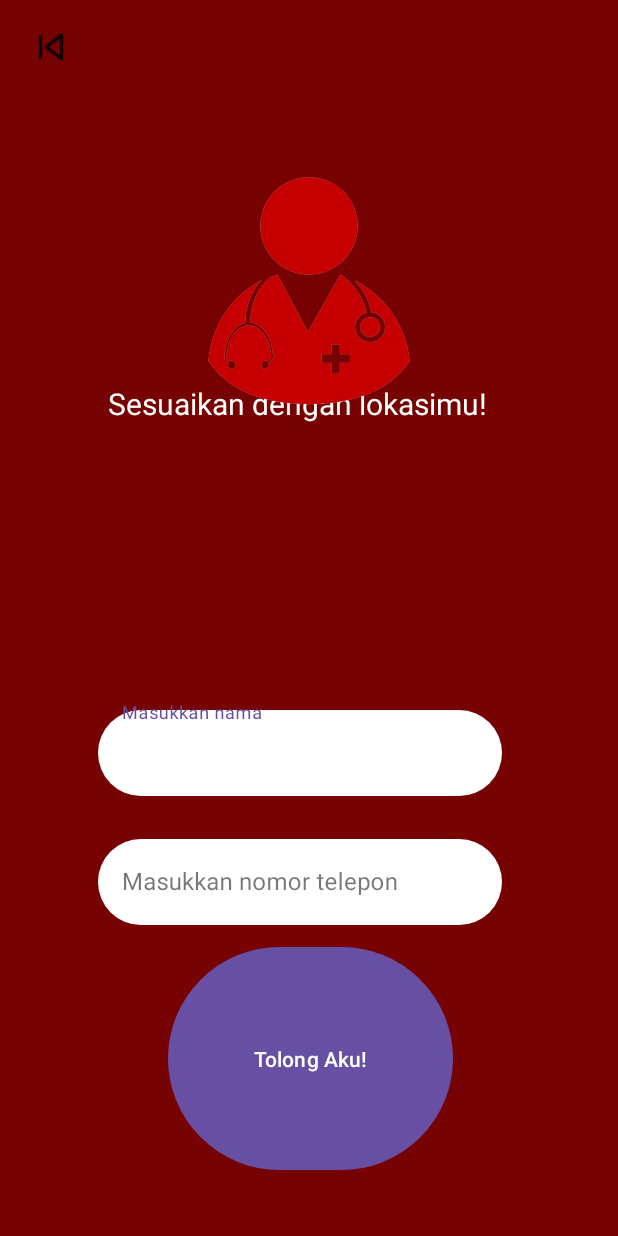
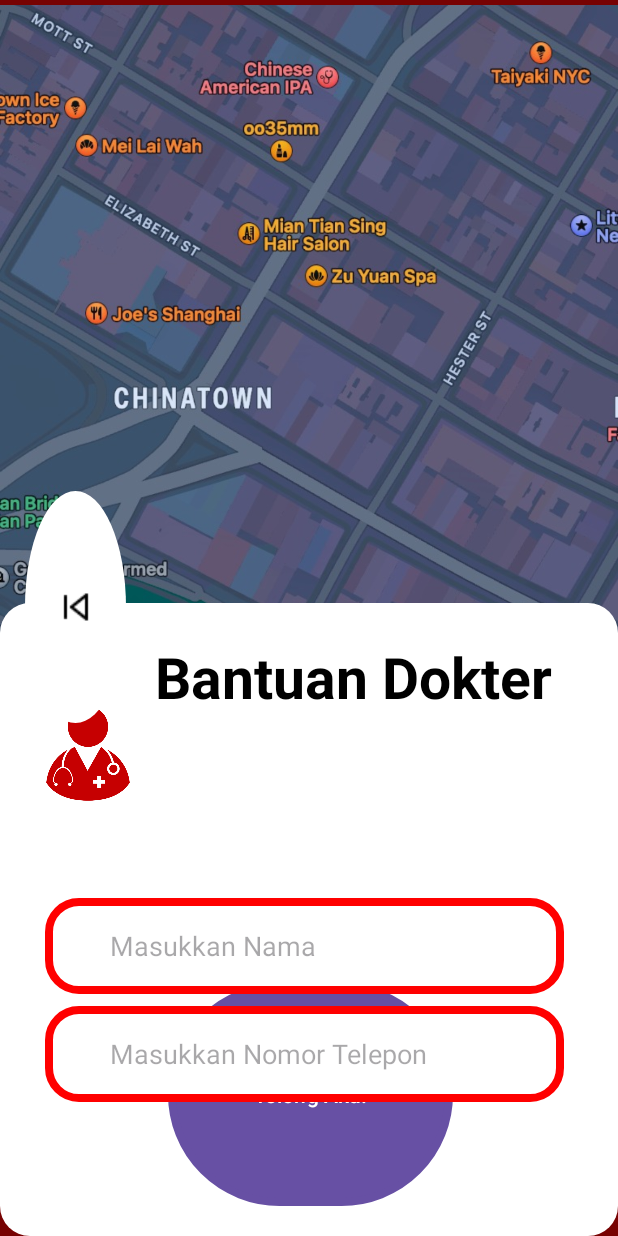
Before and after one commit to adventaa/Aplikasi_Tolong_Aku, an Android app: the Dokter screen opened directly, with no data from a screen before it, on a phone screen of 412 x 824 dp. Run offline under Robolectric (Android 15) with nearby library versions, the phone set to English and light mode, and no system bars.

Commit message:
benerin layout dokter

```diff
--- a/app/src/main/res/layout/activity_dokter.xml
+++ b/app/src/main/res/layout/activity_dokter.xml
@@ -30,30 +30,28 @@
         app:layout_constraintStart_toStartOf="parent"
         app:layout_constraintTop_toTopOf="parent" />
 
-    <ImageButton
-        android:id="@+id/imageButton"
-        android:layout_width="67dp"
-        android:layout_height="62dp"
-        android:background="#770202"
-        app:srcCompat="@drawable/skip_back_2"
-        tools:layout_editor_absoluteX="2dp"
-        tools:layout_editor_absoluteY="1dp" />
 
     <ImageView
-        android:id="@+id/imageView"
-        android:layout_width="wrap_content"
-        android:layout_height="191dp"
+        android:layout_width="match_parent"
+        android:layout_height="641dp"
+        android:src="@drawable/map" />
+
+
+
+    <ImageView
+        android:layout_width="match_parent"
+        android:layout_height="329dp"
         android:layout_alignParentStart="true"
         android:layout_alignParentTop="true"
         android:layout_alignParentEnd="true"
         android:layout_alignParentBottom="true"
-        android:layout_marginStart="116dp"
-        android:layout_marginTop="54dp"
-        android:layout_marginEnd="116dp"
-        android:layout_marginBottom="486dp"
-        app:srcCompat="@drawable/dokter"
-        tools:layout_editor_absoluteX="97dp"
-        tools:layout_editor_absoluteY="111dp" />
+        android:layout_marginStart="0dp"
+        android:layout_marginTop="402dp"
+        android:layout_marginEnd="0dp"
+        android:layout_marginBottom="0dp"
+        android:background="@drawable/boxputih3" />
+
+
 
     <com.google.android.material.textfield.TextInputLayout
         android:id="@+id/input_layout_nama"
@@ -68,56 +66,7 @@
         android:layout_marginTop="468dp"
         android:layout_marginEnd="30dp"
         android:layout_marginBottom="196dp"
-        android:hint="Masukkan nama">
-
-        <com.google.android.material.textfield.TextInputEditText
-            android:id="@+id/input_nama"
-            android:layout_width="269dp"
-            android:layout_height="57dp"
-            android:layout_alignParentStart="true"
-            android:layout_alignParentTop="true"
-            android:layout_alignParentEnd="true"
-            android:layout_alignParentBottom="true"
-            android:layout_marginStart="35dp"
-            android:layout_marginTop="384dp"
-            android:layout_marginEnd="29dp"
-            android:layout_marginBottom="280dp"
-            android:background="@drawable/shape_input" />
-
-
-    </com.google.android.material.textfield.TextInputLayout>
-
-    <com.google.android.material.textfield.TextInputLayout
-        android:id="@+id/input_layout_nomor"
-        style="@style/Widget.MaterialComponents.TextInputLayout.OutlinedBox"
-        android:layout_width="339dp"
-        android:layout_height="wrap_content"
-        android:layout_alignParentStart="true"
-        android:layout_alignParentTop="true"
-        android:layout_alignParentEnd="true"
-        android:layout_alignParentBottom="true"
-        android:layout_marginStart="30dp"
-        android:layout_marginTop="554dp"
-        android:layout_marginEnd="30dp"
-        android:layout_marginBottom="110dp"
-        android:hint="Masukkan nomor telepon">
-
-        <com.google.android.material.textfield.TextInputEditText
-            android:id="@+id/input_nomor"
-            android:layout_width="269dp"
-            android:layout_height="57dp"
-            android:layout_alignParentStart="true"
-            android:layout_alignParentTop="true"
-            android:layout_alignParentEnd="true"
-            android:layout_alignParentBottom="true"
-            android:layout_marginStart="35dp"
-            android:layout_marginTop="384dp"
-            android:layout_marginEnd="29dp"
-            android:layout_marginBottom="280dp"
-            android:background="@drawable/shape_input" />
-
-
-    </com.google.android.material.textfield.TextInputLayout>
+        android:hint="Masukkan nama"/>
 
     <Button
         android:id="@+id/button_tolong"
@@ -128,15 +77,87 @@
         android:layout_alignParentEnd="true"
         android:layout_alignParentBottom="true"
         android:layout_marginStart="112dp"
-        android:layout_marginTop="631dp"
+        android:layout_marginTop="655dp"
         android:layout_marginEnd="110dp"
-        android:layout_marginBottom="44dp"
+        android:layout_marginBottom="20dp"
         android:background="@drawable/shape_button"
         android:backgroundTint="@color/white"
         android:text="Tolong Aku!"
         android:textColor="@color/white"
         android:textColorHighlight="@color/black"
         android:textColorLink="@color/black"
-        app:iconTint="@color/white" />
+        app:iconTint="@color/black" />
+
+    <ImageView
+        android:id="@+id/imageView"
+        android:layout_width="73dp"
+        android:layout_height="86dp"
+        android:layout_alignParentStart="true"
+        android:layout_alignParentTop="true"
+        android:layout_alignParentEnd="true"
+        android:layout_alignParentBottom="true"
+        android:layout_marginStart="21dp"
+        android:layout_marginTop="414dp"
+        android:layout_marginEnd="316dp"
+        android:layout_marginBottom="231dp"
+        app:srcCompat="@drawable/dokter"
+        tools:layout_editor_absoluteX="97dp"
+        tools:layout_editor_absoluteY="111dp" />
+
+    <TextView
+        android:id="@+id/TimSar"
+        android:layout_width="265dp"
+        android:layout_height="wrap_content"
+        android:layout_alignParentStart="true"
+        android:layout_alignParentTop="true"
+        android:layout_alignParentEnd="true"
+        android:layout_marginStart="103dp"
+        android:layout_marginTop="425dp"
+        android:layout_marginEnd="38dp"
+        android:text="Bantuan Dokter"
+        android:textColor="@color/black"
+        android:textSize="38sp"
+        android:textStyle="bold" />
+
+    <EditText
+        android:id="@+id/nama"
+        android:layout_width="346dp"
+        android:layout_height="64dp"
+        android:layout_alignParentBottom="true"
+        android:layout_marginStart="30dp"
+        android:layout_marginTop="375dp"
+        android:layout_marginEnd="30dp"
+        android:layout_marginBottom="161dp"
+        android:background="@drawable/backgrounlogin"
+        android:hint="Masukkan Nama "
+        android:paddingLeft="43dp" />
+
+    <EditText
+        android:id="@+id/nomor"
+        android:layout_width="346dp"
+        android:layout_height="64dp"
+        android:layout_alignParentBottom="true"
+        android:layout_marginStart="30dp"
+        android:layout_marginTop="375dp"
+        android:layout_marginEnd="30dp"
+        android:layout_marginBottom="89dp"
+        android:background="@drawable/backgrounlogin"
+        android:hint="Masukkan Nomor Telepon "
+        android:paddingLeft="43dp" />
+
+    <ImageButton
+        android:id="@+id/imageButton"
+        android:layout_width="67dp"
+        android:layout_height="62dp"
+        android:layout_alignParentTop="true"
+        android:layout_alignParentEnd="true"
+        android:layout_alignParentBottom="true"
+        android:layout_marginTop="327dp"
+        android:layout_marginEnd="328dp"
+        android:layout_marginBottom="342dp"
+        android:background="@drawable/backbutton"
+        app:srcCompat="@drawable/skip_back_2"
+        tools:layout_editor_absoluteX="2dp"
+        tools:layout_editor_absoluteY="1dp" />
 
 </RelativeLayout>
--- a/app/src/main/res/layout/activity_tim_sar.xml
+++ b/app/src/main/res/layout/activity_tim_sar.xml
@@ -31,6 +31,10 @@
         app:layout_constraintStart_toStartOf="parent"
         app:layout_constraintTop_toTopOf="parent" />
 
+    <ImageView
+        android:layout_width="match_parent"
+        android:layout_height="641dp"
+        android:src="@drawable/map" />
     <ImageView
         android:layout_width="match_parent"
         android:layout_height="329dp"
```
